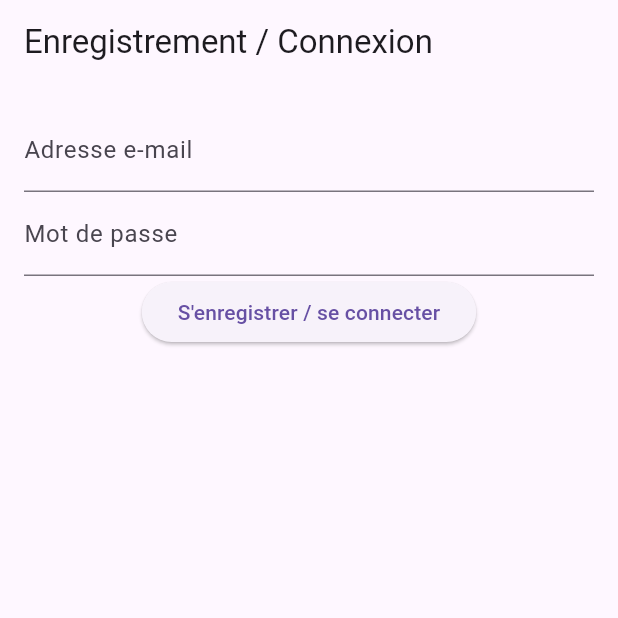
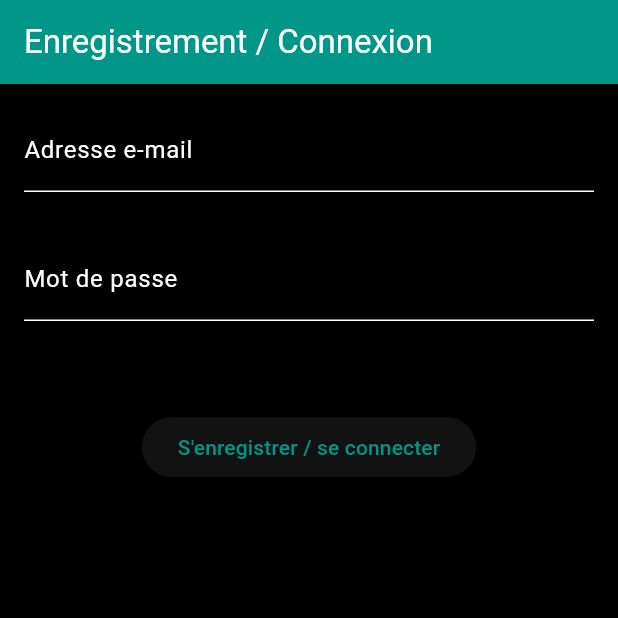
Before and after one commit to GregSourget/CuistoLoco, a Flutter app: the screen it shows after launch, on a phone screen of 412 x 824 dp, the top half of it. Run offline on Flutter 3.47's test engine with Material 3 defaults, Android fonts, the light colour scheme and no system bars; our stand-ins replace camera, flutter_dotenv, supabase_flutter; missing offline and left inert: twilio_flutter; accounts and stored records are empty; project files that could hold a hidden picture were left out.

Commit message:
truc chiant

```diff
--- a/lib/main.dart
+++ b/lib/main.dart
@@ -20,8 +20,19 @@ class MyApp extends StatelessWidget {
     return MaterialApp(
       debugShowCheckedModeBanner: false,
       title: 'Flutter Demo',
-      theme: ThemeData(
-        primarySwatch: Colors.blue,
+      theme: ThemeData.dark().copyWith(
+        colorScheme: ColorScheme.dark(
+          primary: Colors.teal, // Couleur primaire personnalisée
+          secondary: Colors.amber, // Couleur d'accentuation personnalisée
+        ),
+        scaffoldBackgroundColor: Colors.black, // Couleur de fond des écrans
+        appBarTheme: AppBarTheme(
+          color: Colors.teal, // Couleur de la barre d'application
+        ),
+        buttonTheme: ButtonThemeData(
+          buttonColor: Colors.amber, // Couleur des boutons
+          textTheme: ButtonTextTheme.primary,
+        ),
       ),
       home: RegisterScreen(),
       routes: {
--- a/lib/register.dart
+++ b/lib/register.dart
@@ -14,8 +14,8 @@ class _RegisterScreenState extends State<RegisterScreen> {
     String email = _emailController.text;
     String password = _passwordController.text;
 
-    // Vous pouvez ajouter une validation ici pour vérifier que l'email et le mot de passe sont valides
-    if (email.isNotEmpty && isValidEmail(email) && password.isNotEmpty  && isValidPassword(password)) {
+    // Vérifiez que l'email et le mot de passe sont valides
+    if (email.isNotEmpty && isValidEmail(email) && password.isNotEmpty && isValidPassword(password)) {
       // Naviguer vers l'écran d'authentification
       Navigator.push(
         context,
@@ -23,13 +23,13 @@ class _RegisterScreenState extends State<RegisterScreen> {
           builder: (context) => AuthScreen(email: email, password: password),
         ),
       );
-  }else {
-      // Afficher un message d'erreur si les champs sont vides
+    } else {
+      // Afficher un message d'erreur si les champs sont vides ou incorrects
       showDialog(
         context: context,
         builder: (context) => AlertDialog(
           title: Text('Erreur'),
-          content: Text('Veuillez remplir tous les champs correctements (mdp > 6 charactères).'),
+          content: Text('Veuillez remplir tous les champs correctement (mdp > 6 caractères).'),
           actions: [
             TextButton(
               onPressed: () => Navigator.of(context).pop(),
@@ -57,7 +57,8 @@ class _RegisterScreenState extends State<RegisterScreen> {
   Widget build(BuildContext context) {
     return Scaffold(
       appBar: AppBar(title: Text('Enregistrement / Connexion')),
-      body: Padding(
+      body: Center(
+        child: Padding(
           padding: const EdgeInsets.all(16.0),
           child: Column(
             children: [
@@ -65,11 +66,13 @@ class _RegisterScreenState extends State<RegisterScreen> {
                 controller: _emailController,
                 decoration: InputDecoration(labelText: 'Adresse e-mail'),
               ),
+              SizedBox(height: 30), // Espace entre les champs de texte
               TextField(
                 controller: _passwordController,
                 decoration: InputDecoration(labelText: 'Mot de passe'),
                 obscureText: true,
               ),
+              SizedBox(height: 60), // Espace de 50 pixels entre le champ de texte et le bouton
               ElevatedButton(
                 onPressed: navigateToAuthScreen,
                 child: Text('S\'enregistrer / se connecter'),
@@ -77,6 +80,7 @@ class _RegisterScreenState extends State<RegisterScreen> {
             ],
           ),
         ),
+      ),
     );
   }
 }
--- a/lib/settings_screen.dart
+++ b/lib/settings_screen.dart
@@ -9,7 +9,7 @@ class SettingsScreen extends StatelessWidget {
         automaticallyImplyLeading: false,
       ),
       body: Center(
-        child: Text('Paramètres de l\'application.'),
+        child: Text('in progress...'),
       ),
     );
   }
--- a/pubspec.yaml
+++ b/pubspec.yaml
@@ -15,7 +15,10 @@ dependencies:
   flutter_dotenv: ^5.2.1
   camera: ^0.10.5+4
   google_mlkit_image_labeling: ^0.13.0
-
+  http: ^0.13.6
+  googleapis: ^13.1.0
+  google_ml_kit: ^0.19.0
+  googleapis_auth: ^1.4.1
 dev_dependencies:
   flutter_test:
     sdk: flutter
@@ -25,3 +28,4 @@ flutter:
   uses-material-design: true
   assets:
   - .env
+  - test_credential.json
```
Also changed, not shown: lib/auth_screen.dart (+19 -9 lines), lib/camera.dart (+44 -21 lines), lib/home_screen.dart (+28 -5 lines), test_credential.json (added, +13 -0 lines), pubspec.lock, 2 other files. Lines whose indentation alone changed are shown as unchanged.
